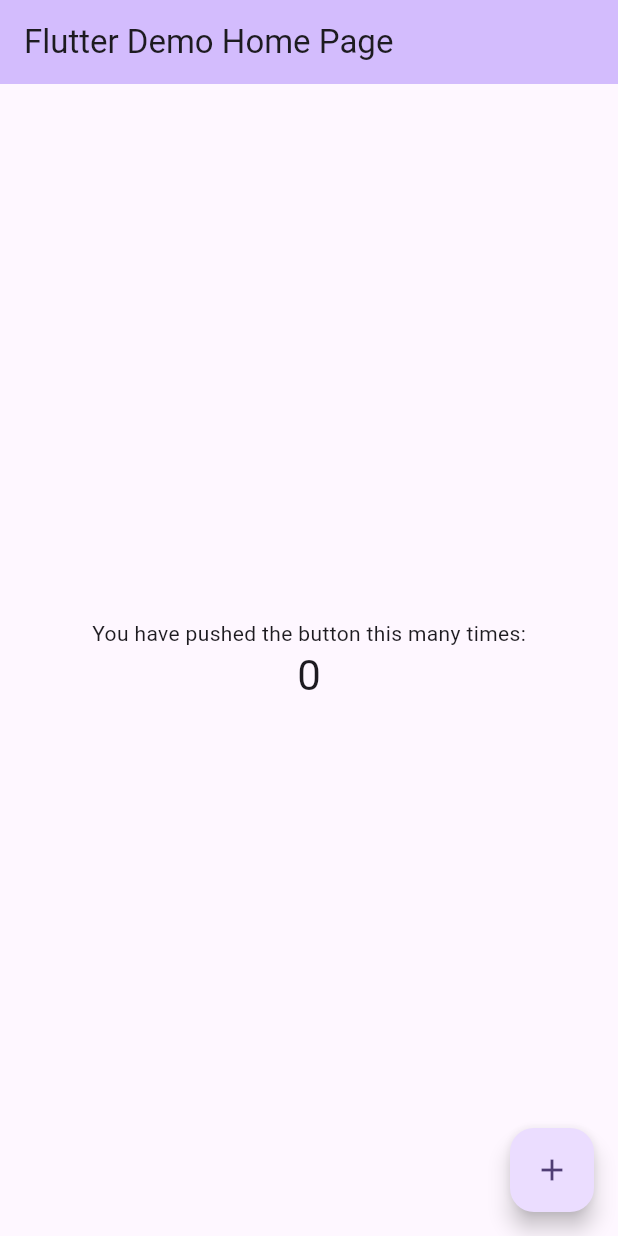
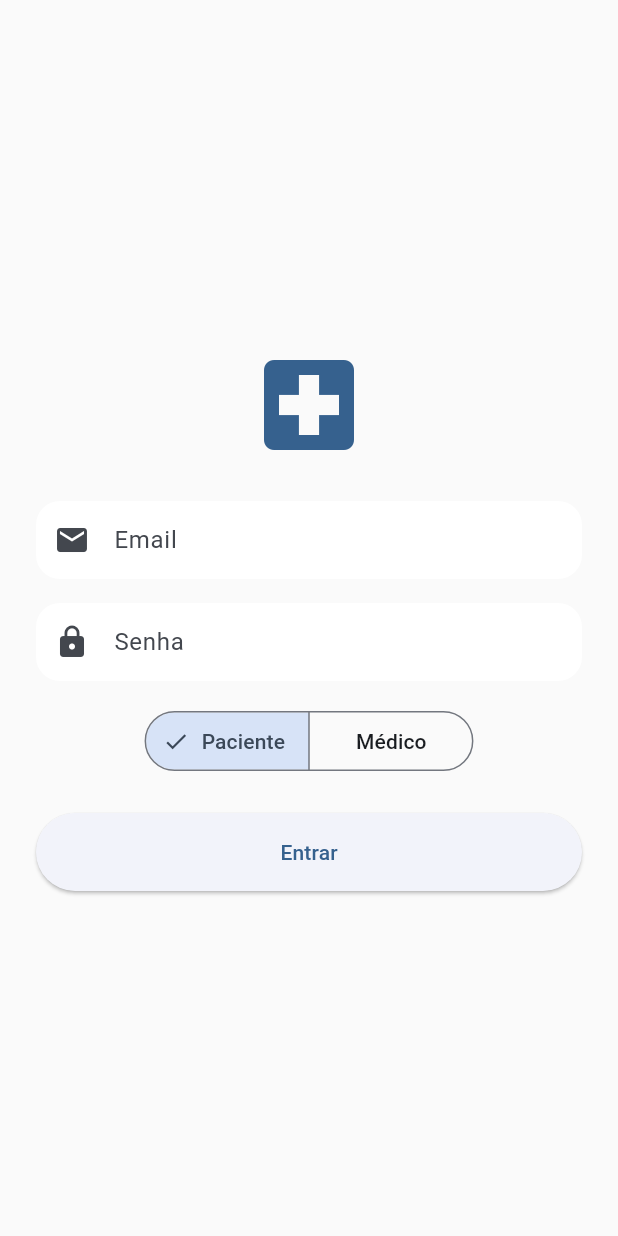
Before and after one commit to TomazAlexandre/med_agenda_app, a Flutter app: the screen it shows after launch, on a phone screen of 412 x 824 dp. Run offline on Flutter 3.47's test engine with Material 3 defaults, Android fonts, the phone set to English and light mode, and no system bars.

Commit message:
feat(layout): ajustes de layout e refatorações (SCRUM-61)

```diff
--- /dev/null
+++ b/lib/app.dart
@@ -0,0 +1,18 @@
+import 'package:flutter/material.dart';
+import 'core/theme.dart';
+import 'core/routes.dart';
+
+class MedApp extends StatelessWidget {
+  const MedApp({super.key});
+
+  @override
+  Widget build(BuildContext context) {
+    return MaterialApp(
+      debugShowCheckedModeBanner: false,
+      title: 'Med App',
+      theme: AppTheme.light,
+      initialRoute: '/',
+      routes: AppRoutes.routes,
+    );
+  }
+}
--- /dev/null
+++ b/lib/core/routes.dart
@@ -0,0 +1,17 @@
+import 'package:flutter/material.dart';
+
+import '../features/auth/login_page.dart';
+import '../features/dashboard/doctor_dashboard.dart';
+import '../features/dashboard/patient_dashboard.dart';
+import '../features/schedule/schedule_page.dart';
+import '../features/videocall/videocall_page.dart';
+
+class AppRoutes {
+  static Map<String, WidgetBuilder> routes = {
+    '/': (_) => const LoginPage(),
+    '/doctor': (_) => const DoctorDashboard(),
+    '/patient': (_) => const PatientDashboard(),
+    '/schedule': (_) => const SchedulePage(),
+    '/videocall': (_) => const VideoCallPage(),
+  };
+}
--- /dev/null
+++ b/lib/core/theme.dart
@@ -0,0 +1,39 @@
+import 'package:flutter/material.dart';
+
+class AppTheme {
+  static ThemeData light = ThemeData(
+    useMaterial3: true,
+    colorSchemeSeed: Colors.blue,
+
+    scaffoldBackgroundColor: Colors.grey[50],
+
+    appBarTheme: const AppBarTheme(
+      centerTitle: true,
+      elevation: 0,
+    ),
+
+    // ✅ Material 3 correto
+    cardTheme: CardThemeData(
+      shape: RoundedRectangleBorder(
+        borderRadius: BorderRadius.circular(20),
+      ),
+    ),
+
+    inputDecorationTheme: InputDecorationTheme(
+      filled: true,
+      fillColor: Colors.white,
+      contentPadding: const EdgeInsets.symmetric(
+        horizontal: 16,
+        vertical: 14,
+      ),
+      border: OutlineInputBorder(
+        borderRadius: BorderRadius.circular(16),
+        borderSide: BorderSide.none,
+      ),
+      focusedBorder: OutlineInputBorder(
+        borderRadius: BorderRadius.circular(16),
+        borderSide: const BorderSide(color: Colors.blue),
+      ),
+    ),
+  );
+}
--- /dev/null
+++ b/lib/core/widgets/fade_slide.dart
@@ -0,0 +1,35 @@
+import 'package:flutter/material.dart';
+
+class FadeSlide extends StatefulWidget {
+  final Widget child;
+  const FadeSlide({super.key, required this.child});
+
+  @override
+  State<FadeSlide> createState() => _FadeSlideState();
+}
+
+class _FadeSlideState extends State<FadeSlide>
+    with SingleTickerProviderStateMixin {
+  late AnimationController controller;
+  late Animation<Offset> slide;
+  late Animation<double> fade;
+
+  @override
+  void initState() {
+    super.initState();
+    controller =
+        AnimationController(vsync: this, duration: const Duration(milliseconds: 600));
+    slide = Tween(begin: const Offset(0, 0.1), end: Offset.zero)
+        .animate(CurvedAnimation(parent: controller, curve: Curves.easeOut));
+    fade = Tween(begin: 0.0, end: 1.0).animate(controller);
+    controller.forward();
+  }
+
+  @override
+  Widget build(BuildContext context) {
+    return FadeTransition(
+      opacity: fade,
+      child: SlideTransition(position: slide, child: widget.child),
+    );
+  }
+}
--- /dev/null
+++ b/lib/features/auth/login_page.dart
@@ -0,0 +1,72 @@
+import 'package:flutter/material.dart';
+import '../../core/widgets/fade_slide.dart';
+
+class LoginPage extends StatefulWidget {
+  const LoginPage({super.key});
+
+  @override
+  State<LoginPage> createState() => _LoginPageState();
+}
+
+class _LoginPageState extends State<LoginPage> {
+  String userType = 'Paciente';
+
+  @override
+  Widget build(BuildContext context) {
+    return Scaffold(
+      body: FadeSlide(
+        child: Padding(
+          padding: const EdgeInsets.all(24),
+          child: Column(
+            mainAxisAlignment: MainAxisAlignment.center,
+            children: [
+              Hero(
+                tag: 'logo',
+                child: Icon(Icons.local_hospital,
+                    size: 80, color: Theme.of(context).colorScheme.primary),
+              ),
+              const SizedBox(height: 24),
+              TextField(
+                decoration: const InputDecoration(
+                  labelText: 'Email',
+                  prefixIcon: Icon(Icons.email),
+                ),
+              ),
+              const SizedBox(height: 16),
+              TextField(
+                obscureText: true,
+                decoration: const InputDecoration(
+                  labelText: 'Senha',
+                  prefixIcon: Icon(Icons.lock),
+                ),
+              ),
+              const SizedBox(height: 16),
+              SegmentedButton(
+                segments: const [
+                  ButtonSegment(value: 'Paciente', label: Text('Paciente')),
+                  ButtonSegment(value: 'Medico', label: Text('Médico')),
+                ],
+                selected: {userType},
+                onSelectionChanged: (v) => setState(() => userType = v.first),
+              ),
+              const SizedBox(height: 24),
+              SizedBox(
+                width: double.infinity,
+                height: 52,
+                child: ElevatedButton(
+                  onPressed: () {
+                    Navigator.pushReplacementNamed(
+                      context,
+                      userType == 'Paciente' ? '/patient' : '/doctor',
+                    );
+                  },
+                  child: const Text('Entrar'),
+                ),
+              ),
+            ],
+          ),
+        ),
+      ),
+    );
+  }
+}
--- a/lib/main.dart
+++ b/lib/main.dart
@@ -1,122 +1,6 @@
 import 'package:flutter/material.dart';
+import 'app.dart';
 
 void main() {
-  runApp(const MyApp());
+  runApp(const MedApp());
 }
-
-class MyApp extends StatelessWidget {
-  const MyApp({super.key});
-
-  // This widget is the root of your application.
-  @override
-  Widget build(BuildContext context) {
-    return MaterialApp(
-      title: 'Flutter Demo',
-      theme: ThemeData(
-        // This is the theme of your application.
-        //
-        // TRY THIS: Try running your application with "flutter run". You'll see
-        // the application has a purple toolbar. Then, without quitting the app,
-        // try changing the seedColor in the colorScheme below to Colors.green
-        // and then invoke "hot reload" (save your changes or press the "hot
-        // reload" button in a Flutter-supported IDE, or press "r" if you used
-        // the command line to start the app).
-        //
-        // Notice that the counter didn't reset back to zero; the application
-        // state is not lost during the reload. To reset the state, use hot
-        // restart instead.
-        //
-        // This works for code too, not just values: Most code changes can be
-        // tested with just a hot reload.
-        colorScheme: .fromSeed(seedColor: Colors.deepPurple),
-      ),
-      home: const MyHomePage(title: 'Flutter Demo Home Page'),
-    );
-  }
-}
-
-class MyHomePage extends StatefulWidget {
-  const MyHomePage({super.key, required this.title});
-
-  // This widget is the home page of your application. It is stateful, meaning
-  // that it has a State object (defined below) that contains fields that affect
-  // how it looks.
-
-  // This class is the configuration for the state. It holds the values (in this
-  // case the title) provided by the parent (in this case the App widget) and
-  // used by the build method of the State. Fields in a Widget subclass are
-  // always marked "final".
-
-  final String title;
-
-  @override
-  State<MyHomePage> createState() => _MyHomePageState();
-}
-
-class _MyHomePageState extends State<MyHomePage> {
-  int _counter = 0;
-
-  void _incrementCounter() {
-    setState(() {
-      // This call to setState tells the Flutter framework that something has
-      // changed in this State, which causes it to rerun the build method below
-      // so that the display can reflect the updated values. If we changed
-      // _counter without calling setState(), then the build method would not be
-      // called again, and so nothing would appear to happen.
-      _counter++;
-    });
-  }
-
-  @override
-  Widget build(BuildContext context) {
-    // This method is rerun every time setState is called, for instance as done
-    // by the _incrementCounter method above.
-    //
-    // The Flutter framework has been optimized to make rerunning build methods
-    // fast, so that you can just rebuild anything that needs updating rather
-    // than having to individually change instances of widgets.
-    return Scaffold(
-      appBar: AppBar(
-        // TRY THIS: Try changing the color here to a specific color (to
-        // Colors.amber, perhaps?) and trigger a hot reload to see the AppBar
-        // change color while the other colors stay the same.
-        backgroundColor: Theme.of(context).colorScheme.inversePrimary,
-        // Here we take the value from the MyHomePage object that was created by
-        // the App.build method, and use it to set our appbar title.
-        title: Text(widget.title),
-      ),
-      body: Center(
-        // Center is a layout widget. It takes a single child and positions it
-        // in the middle of the parent.
-        child: Column(
-          // Column is also a layout widget. It takes a list of children and
-          // arranges them vertically. By default, it sizes itself to fit its
-          // children horizontally, and tries to be as tall as its parent.
-          //
-          // Column has various properties to control how it sizes itself and
-          // how it positions its children. Here we use mainAxisAlignment to
-          // center the children vertically; the main axis here is the vertical
-          // axis because Columns are vertical (the cross axis would be
-          // horizontal).
-          //
-          // TRY THIS: Invoke "debug painting" (choose the "Toggle Debug Paint"
-          // action in the IDE, or press "p" in the console), to see the
-          // wireframe for each widget.
-          mainAxisAlignment: .center,
-          children: [
-            const Text('You have pushed the button this many times:'),
-            Text(
-              '$_counter',
-              style: Theme.of(context).textTheme.headlineMedium,
-            ),
-          ],
-        ),
-      ),
-      floatingActionButton: FloatingActionButton(
-        onPressed: _incrementCounter,
-        tooltip: 'Increment',
-        child: const Icon(Icons.add),
-      ),
-    );
-  }
-}
```
Also changed, not shown: lib/features/dashboard/doctor_dashboard.dart (added, +15 -0 lines), lib/features/dashboard/patient_dashboard.dart (added, +37 -0 lines), lib/features/schedule/schedule_page.dart (added, +55 -0 lines), lib/features/videocall/videocall_page.dart (added, +42 -0 lines), 1 other file.
